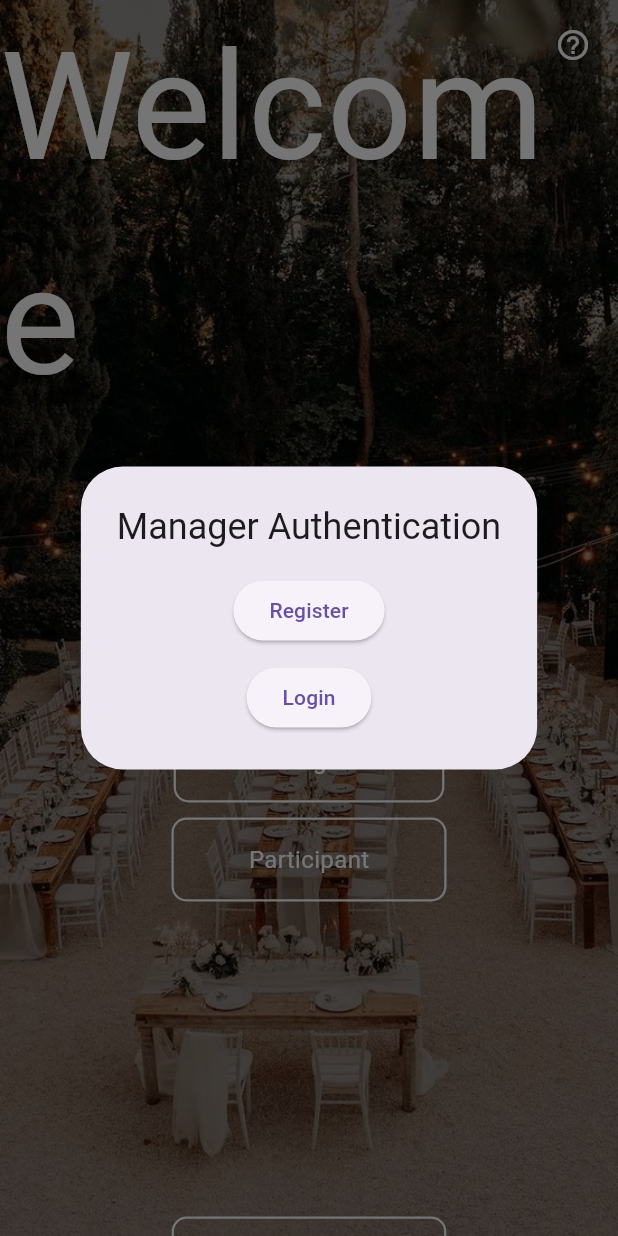
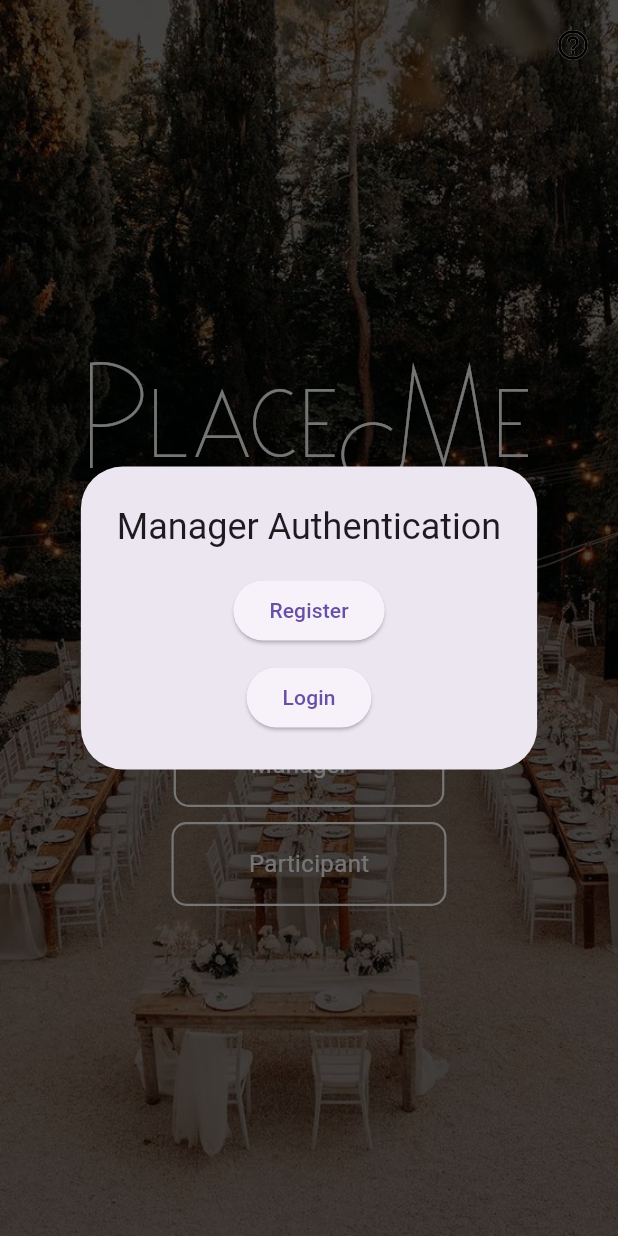
Before and after one commit to nativlevi/place_me, a Flutter app: the screen it shows after launch, after a tap on "Manager", on a phone screen of 412 x 824 dp. Run offline on Flutter 3.47's test engine with Material 3 defaults, Android fonts, the phone set to English and light mode, and no system bars; Roboto replaces fonts that are missing (Satreva.ttf).

Commit message:
changing style

```diff
--- a/lib/main.dart
+++ b/lib/main.dart
@@ -36,7 +36,7 @@ class _SplashScreenState extends State<SplashScreen> {
   @override
   Widget build(BuildContext context) {
     return Scaffold(
-      backgroundColor: Color(0xFFb2c9ad),
+      backgroundColor: Color(0xFFa5bfcc),
       body: Center(
         child: Column(
           mainAxisAlignment: MainAxisAlignment.center,
@@ -141,14 +141,29 @@ class _LoginScreenState extends State<LoginScreen> {
                 ),
               ),
             ),
+            Positioned(
+              top: 10,
+              right: 10,
+              child: GestureDetector(
+                onTap: () => navigateToUserGuide(context),
+                child: Container(
+                  padding: EdgeInsets.all(8),
+                  child: Icon(
+                    Icons.help_outline,
+                    color: Colors.black,
+                    size: 24.0,
+                  ),
+                ),
+              ),
+            ),
             Center(
               child: Column(
                 mainAxisAlignment: MainAxisAlignment.center,
                 children: [
-                  Text('Welcome',style: TextStyle(color: Colors.white,fontSize: 100.0)),
-                  Text('To',style: TextStyle(color: Colors.white,fontSize: 75.0)),
-                  Text('PlaceMe',style: TextStyle(color: Colors.white,fontSize: 25.0,fontFamily:'Satreva.ttf')),
-                  SizedBox(height: 50.0),
+                  SizedBox(height: MediaQuery.of(context).padding.top), // רווח מעל התוכן
+                  Text('PlaceMe',style: TextStyle(color: Colors.white,fontSize: 100.0,fontFamily:'Satreva')),
+                  Text('Smart Seating, Perfect Placement',style: TextStyle(color: Colors.white,fontFamily: 'Source Sans 3',fontSize: 20.0)),
+                  SizedBox(height: 100.0),
                   GestureDetector(
                     onTap: () => navigateToManager(context),
                     child: buildCustomButton('Manager   '),
@@ -159,11 +174,6 @@ class _LoginScreenState extends State<LoginScreen> {
                     child: buildCustomButton('Participant'),
                   ),
                   SizedBox(height: 10.0),
-                  SizedBox(height: 200.0),
-                  GestureDetector(
-                    onTap: () => navigateToUserGuide(context),
-                    child: buildCustomButton('User Guide'),
-                  ),
                 ],
               ),
             ),
--- a/pubspec.yaml
+++ b/pubspec.yaml
@@ -22,7 +22,7 @@ dev_dependencies:
 flutter_icons:
     android: true
     ios: true
-    image_path: "images/candidates.png"
+    image_path: "images/PlaceMe.png"
 
 flutter_test:
   sdk: flutter
@@ -40,3 +40,6 @@ flutter:
     - family: Satreva
       fonts:
         - asset: fonts/Satreva.ttf
+    - family: Source Sans 3
+      fonts:
+        - asset: fonts/SourceSans3-Regular.ttf
```
Also changed, not shown: fonts/SourceSans3-Regular.ttf (added), images/PlaceMe.png, 1 other file.
